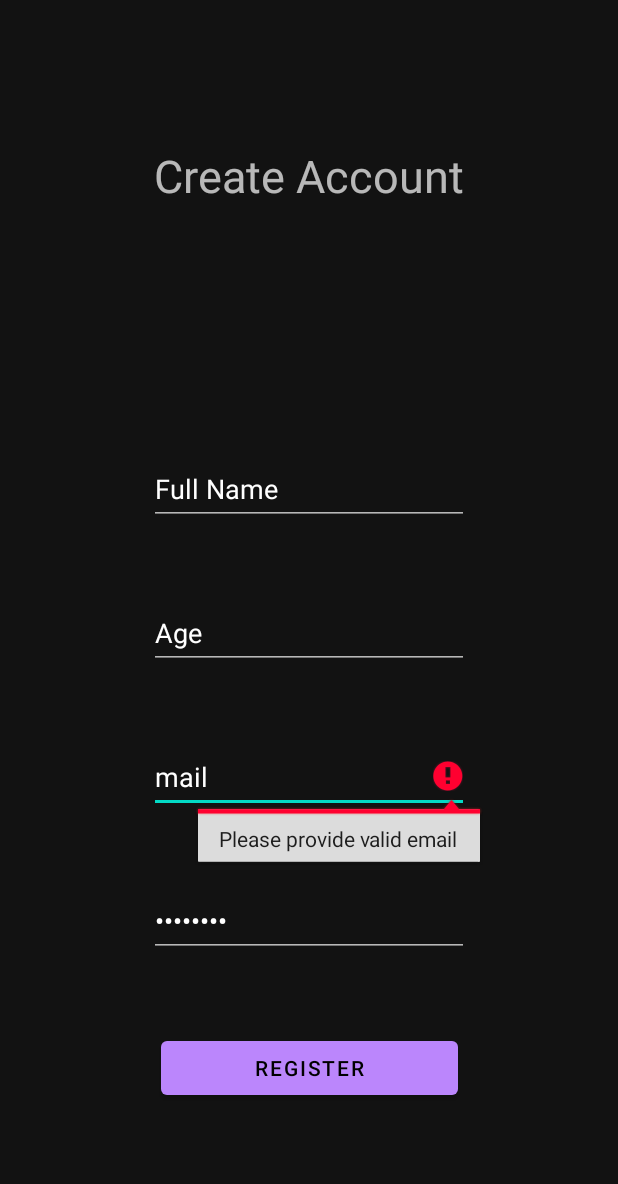
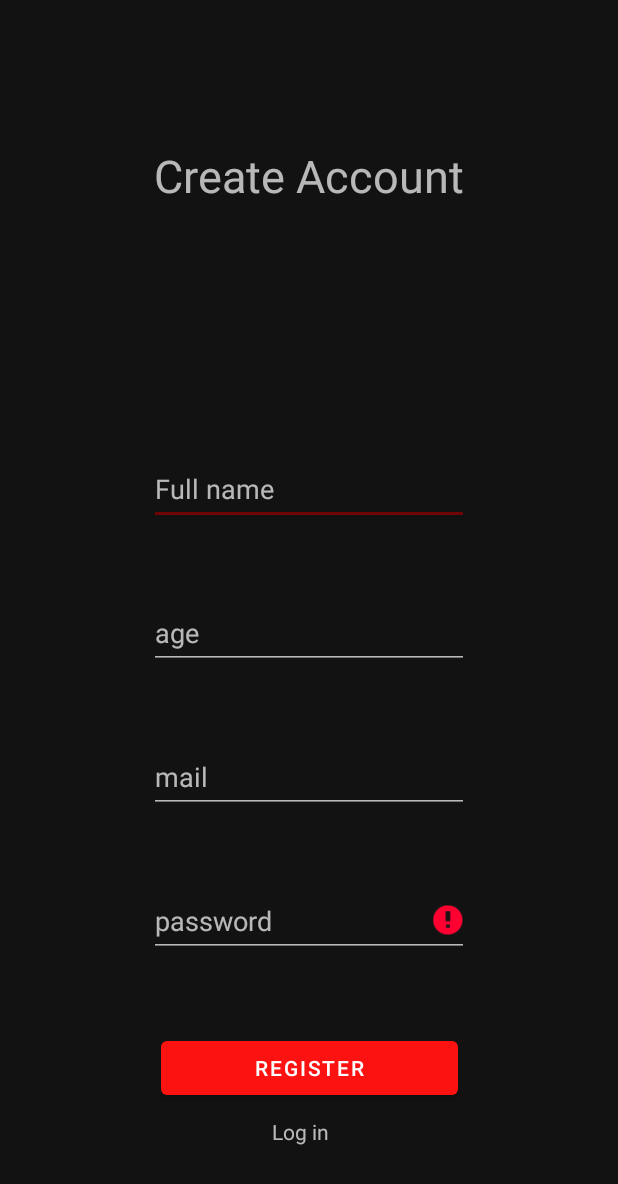
Before and after one commit to alaa482/KaisenApp, an Android app: the RegisterUser screen opened directly, with no data from a screen before it, after a tap on "REGISTER", on a phone screen of 412 x 824 dp. Shown: the top 1184 px of the screen. Run offline under Robolectric (Android 15) with nearby library versions, the phone set to English and light mode, and no system bars; our stand-ins replace Firebase (no records; nobody signed in at launch, a user with empty details on screens opened directly).

Commit message:
Fix e miglioramenti grafici

```diff
--- a/app/src/main/java/it/unimib/kaisenapp/RegisterUser.java
+++ b/app/src/main/java/it/unimib/kaisenapp/RegisterUser.java
@@ -23,7 +23,7 @@ import com.google.firebase.database.FirebaseDatabase;
 public class RegisterUser extends AppCompatActivity implements View.OnClickListener{
 
     private FirebaseAuth mAuth;
-
+    private TextView logIn;
     private TextView btnRegister;
     private EditText editTextFullName, editTextAge, editTextMail, editTextPassword;
     private ProgressBar progressBar;
@@ -37,6 +37,8 @@ public class RegisterUser extends AppCompatActivity implements View.OnClickListe
 
         mAuth = FirebaseAuth.getInstance();
 
+        logIn = (TextView) findViewById(R.id.textViewLoginRegistrati);
+        logIn.setOnClickListener(this);
      //   btnRegister = (TextView) findViewById(R.id.btnRegister);
       //  btnRegister.setOnClickListener(this);
 
@@ -59,6 +61,9 @@ public class RegisterUser extends AppCompatActivity implements View.OnClickListe
         switch (v.getId()){
             case R.id.btnRegister:
                 registerUser();
+                break;
+            case R.id.textViewLoginRegistrati:
+                startActivity(new Intent(this, LoginUser.class));
                 break;
         }
     }
--- a/app/src/main/res/layout/activity_login_user.xml
+++ b/app/src/main/res/layout/activity_login_user.xml
@@ -11,7 +11,10 @@
         android:layout_width="wrap_content"
         android:layout_height="wrap_content"
         android:layout_marginTop="64dp"
+        android:fontFamily="sans-serif-black"
         android:text="KAIZEN"
+        android:textAppearance="@style/TextAppearance.AppCompat.Medium"
+        android:textColor="#FFFFFF"
         android:textSize="34sp"
         app:layout_constraintEnd_toEndOf="parent"
         app:layout_constraintHorizontal_bias="0.498"
@@ -24,6 +27,7 @@
         android:layout_height="48dp"
         android:layout_marginTop="36dp"
         android:text="Login"
+        android:textColor="#FFFFFF"
         app:layout_constraintEnd_toEndOf="parent"
         app:layout_constraintHorizontal_bias="0.494"
         app:layout_constraintStart_toStartOf="parent"
@@ -36,7 +40,7 @@
         android:layout_marginTop="124dp"
         android:ems="10"
         android:inputType="textEmailAddress"
-        android:text="mail"
+        android:hint="mail"
         app:layout_constraintEnd_toEndOf="parent"
         app:layout_constraintStart_toStartOf="parent"
         app:layout_constraintTop_toBottomOf="@+id/textView" />
@@ -48,7 +52,7 @@
         android:layout_marginTop="48dp"
         android:ems="10"
         android:inputType="textPassword"
-        android:text="password"
+        android:hint="●●●●●●●"
         app:layout_constraintEnd_toEndOf="parent"
         app:layout_constraintStart_toStartOf="parent"
         app:layout_constraintTop_toBottomOf="@+id/editTextLoginMail" />
--- a/app/src/main/res/layout/activity_profile.xml
+++ b/app/src/main/res/layout/activity_profile.xml
@@ -23,6 +23,7 @@
         android:layout_width="wrap_content"
         android:layout_height="wrap_content"
         android:text="Logout"
+        android:textColor="#FFFFFF"
         app:layout_constraintBottom_toBottomOf="parent"
         app:layout_constraintEnd_toEndOf="parent"
         app:layout_constraintHorizontal_bias="0.498"
--- a/app/src/main/res/layout/activity_register_user.xml
+++ b/app/src/main/res/layout/activity_register_user.xml
@@ -12,6 +12,7 @@
         android:layout_height="48dp"
         android:layout_marginBottom="88dp"
         android:text="Register"
+        android:textColor="#FFFFFF"
         app:layout_constraintBottom_toBottomOf="parent"
         app:layout_constraintEnd_toEndOf="parent"
         app:layout_constraintHorizontal_bias="0.5"
@@ -39,7 +40,7 @@
         android:ems="10"
         android:inputType="textPersonName"
         android:minHeight="48dp"
-        android:text="Full Name"
+        android:hint="Full name"
         app:layout_constraintBottom_toTopOf="@+id/editTextAge"
         app:layout_constraintEnd_toEndOf="parent"
         app:layout_constraintHorizontal_bias="0.5"
@@ -53,7 +54,7 @@
         android:ems="10"
         android:inputType="textPersonName"
         android:minHeight="48dp"
-        android:text="Age"
+        android:hint="age"
         app:layout_constraintBottom_toTopOf="@+id/editTextMail"
         app:layout_constraintEnd_toEndOf="parent"
         app:layout_constraintHorizontal_bias="0.5"
@@ -67,7 +68,7 @@
         android:ems="10"
         android:inputType="textEmailAddress"
         android:minHeight="48dp"
-        android:text="mail"
+        android:hint="mail"
         app:layout_constraintBottom_toTopOf="@+id/editTextPassword"
         app:layout_constraintEnd_toEndOf="parent"
         app:layout_constraintHorizontal_bias="0.5"
@@ -81,7 +82,7 @@
         android:ems="10"
         android:inputType="textPassword"
         android:minHeight="48dp"
-        android:text="password"
+        android:hint="password"
         app:layout_constraintBottom_toTopOf="@+id/btnRegister"
         app:layout_constraintEnd_toEndOf="parent"
         app:layout_constraintHorizontal_bias="0.5"
@@ -98,4 +99,16 @@
         app:layout_constraintStart_toStartOf="parent"
         app:layout_constraintTop_toTopOf="parent" />
 
+    <TextView
+        android:id="@+id/textViewLoginRegistrati"
+        android:layout_width="wrap_content"
+        android:layout_height="wrap_content"
+        android:text="Log in"
+        app:layout_constraintBottom_toBottomOf="parent"
+        app:layout_constraintEnd_toEndOf="parent"
+        app:layout_constraintHorizontal_bias="0.278"
+        app:layout_constraintStart_toStartOf="@+id/btnRegister"
+        app:layout_constraintTop_toBottomOf="@+id/btnRegister"
+        app:layout_constraintVertical_bias="0.13" />
+
 </androidx.constraintlayout.widget.ConstraintLayout>
--- a/app/src/main/res/values-night/themes.xml
+++ b/app/src/main/res/values-night/themes.xml
@@ -2,15 +2,15 @@
     <!-- Base application theme. -->
     <style name="Theme.KaisenApp" parent="Theme.MaterialComponents.DayNight.NoActionBar">
         <!-- Primary brand color. -->
-        <item name="colorPrimary">@color/purple_200</item>
+        <item name="colorPrimary">#FD1212</item>
         <item name="colorPrimaryVariant">@color/purple_700</item>
         <item name="colorOnPrimary">@color/black</item>
         <!-- Secondary brand color. -->
-        <item name="colorSecondary">@color/teal_200</item>
+        <item name="colorSecondary">#6E0404</item>
         <item name="colorSecondaryVariant">@color/teal_200</item>
         <item name="colorOnSecondary">@color/black</item>
         <!-- Status bar color. -->
-        <item name="android:statusBarColor" tools:targetApi="l">?attr/colorPrimaryVariant</item>
+        <item name="android:statusBarColor" tools:targetApi="l">?attr/colorOnSecondary</item>
         <!-- Customize your theme here. -->
     </style>
 </resources>
--- a/app/src/main/res/values/themes.xml
+++ b/app/src/main/res/values/themes.xml
@@ -3,12 +3,12 @@
     <style name="Theme.KaisenApp" parent="Theme.MaterialComponents.DayNight.NoActionBar">
         <!-- Primary brand color. -->
 
-        <item name="colorPrimary">@color/purple_500</item>
+        <item name="colorPrimary">#FD1212</item>
         <item name="colorPrimaryVariant">@color/purple_700</item>
         <item name="colorOnPrimary">@color/white</item>
         <!-- Secondary brand color. -->
         <item name="colorSecondary">@color/teal_200</item>
-        <item name="colorSecondaryVariant">@color/teal_700</item>
+        <item name="colorSecondaryVariant">@color/black</item>
         <item name="colorOnSecondary">@color/black</item>
         <!-- Status bar color. -->
         <item name="android:statusBarColor" tools:targetApi="l">?attr/colorSecondaryVariant</item>
```
